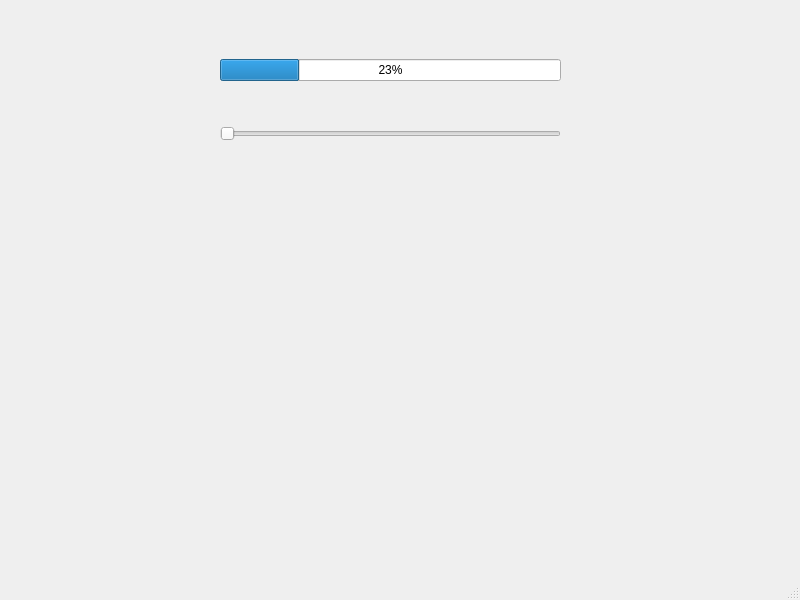
Old version of the form SignalsAndSlots/mainwindow.ui in the repository ChaosKingNV/QT-Practice.
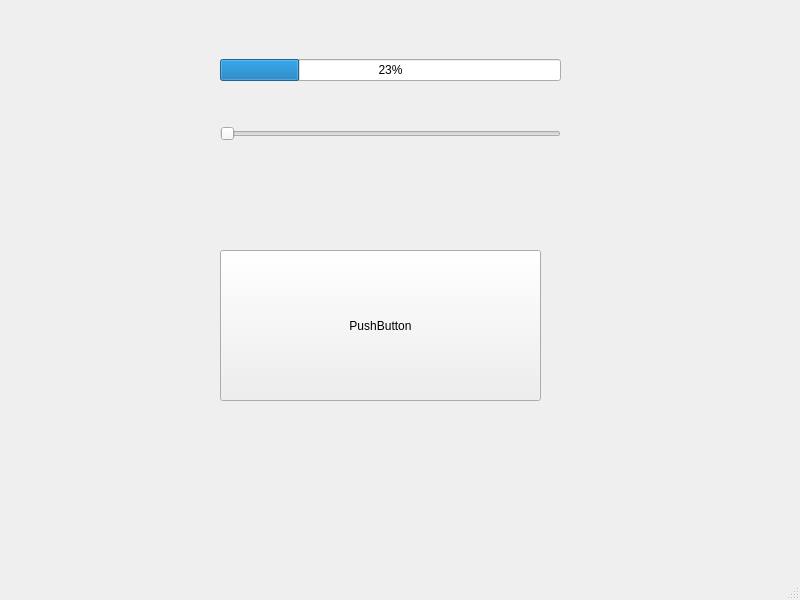
New version of the form.

```diff
--- a/SignalsAndSlots/mainwindow.ui
+++ b/SignalsAndSlots/mainwindow.ui
@@ -49,6 +49,19 @@
      </item>
     </layout>
    </widget>
+   <widget class="QPushButton" name="pushButton">
+    <property name="geometry">
+     <rect>
+      <x>220</x>
+      <y>250</y>
+      <width>321</width>
+      <height>151</height>
+     </rect>
+    </property>
+    <property name="text">
+     <string>PushButton</string>
+    </property>
+   </widget>
   </widget>
   <widget class="QMenuBar" name="menubar">
    <property name="geometry">
```
